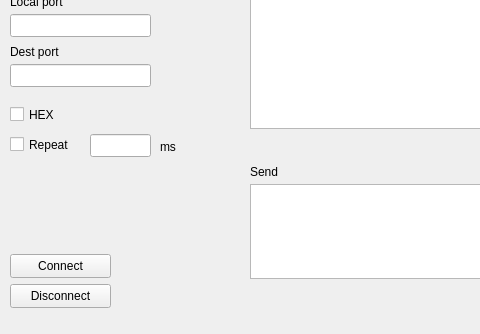
Old version of the form mainwindow.ui in the repository ch19930611/UDPTool; both pictures show x 0 to 480 and y 86 to 420 of the 600 by 420 pixel window.
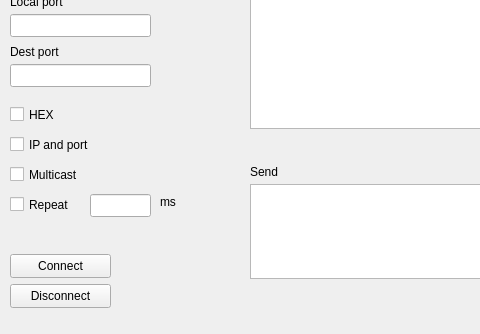
New version of the form.

```diff
--- a/mainwindow.ui
+++ b/mainwindow.ui
@@ -142,7 +142,7 @@
      <rect>
       <x>10</x>
       <y>190</y>
-      <width>71</width>
+      <width>101</width>
       <height>21</height>
      </rect>
     </property>
@@ -252,7 +252,7 @@
     <property name="geometry">
      <rect>
       <x>10</x>
-      <y>220</y>
+      <y>280</y>
       <width>71</width>
       <height>21</height>
      </rect>
@@ -265,7 +265,7 @@
     <property name="geometry">
      <rect>
       <x>90</x>
-      <y>220</y>
+      <y>280</y>
       <width>61</width>
       <height>23</height>
      </rect>
@@ -281,7 +281,7 @@
     <property name="geometry">
      <rect>
       <x>160</x>
-      <y>225</y>
+      <y>280</y>
       <width>21</width>
       <height>16</height>
      </rect>
@@ -290,6 +290,32 @@
      <string>ms</string>
     </property>
    </widget>
+   <widget class="QCheckBox" name="mulCheckBox">
+    <property name="geometry">
+     <rect>
+      <x>10</x>
+      <y>250</y>
+      <width>101</width>
+      <height>21</height>
+     </rect>
+    </property>
+    <property name="text">
+     <string>Multicast</string>
+    </property>
+   </widget>
+   <widget class="QCheckBox" name="IPcheckBox">
+    <property name="geometry">
+     <rect>
+      <x>10</x>
+      <y>220</y>
+      <width>121</width>
+      <height>21</height>
+     </rect>
+    </property>
+    <property name="text">
+     <string>IP and port</string>
+    </property>
+   </widget>
   </widget>
   <widget class="QStatusBar" name="statusBar"/>
  </widget>
```
